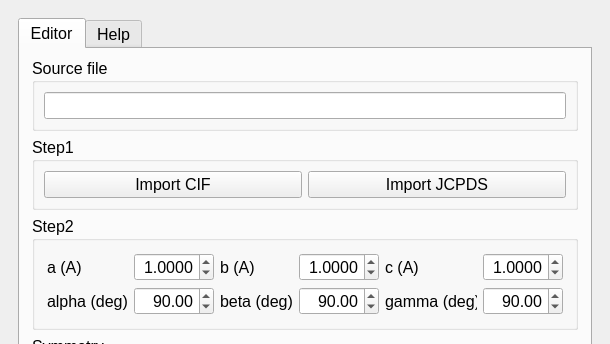
This is ui/jcpdstools.ui in SHDShim/JCPDSTools as Qt 5 draws it before an edit; both pictures show x 0 to 610 and y 0 to 344 of the 610 by 775 pixel window. The edited form follows.
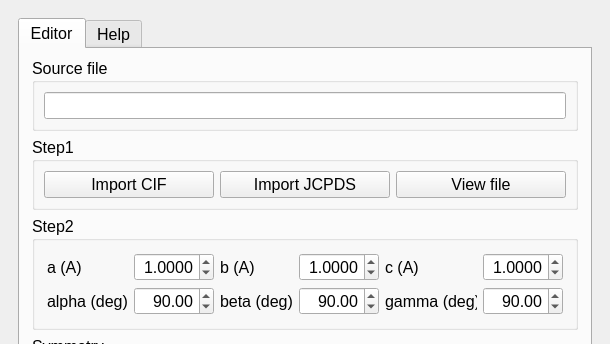
This is the edited form.

What changed in the file:
```diff
--- a/ui/jcpdstools.ui
+++ b/ui/jcpdstools.ui
@@ -221,6 +221,13 @@
                  </property>
                 </widget>
                </item>
+               <item>
+                <widget class="QPushButton" name="pushButton_ViewInputFile">
+                 <property name="text">
+                  <string>View file</string>
+                 </property>
+                </widget>
+               </item>
               </layout>
              </widget>
             </item>
```
Left out of the diff: 5 changed lines with no effect on the pictures.
